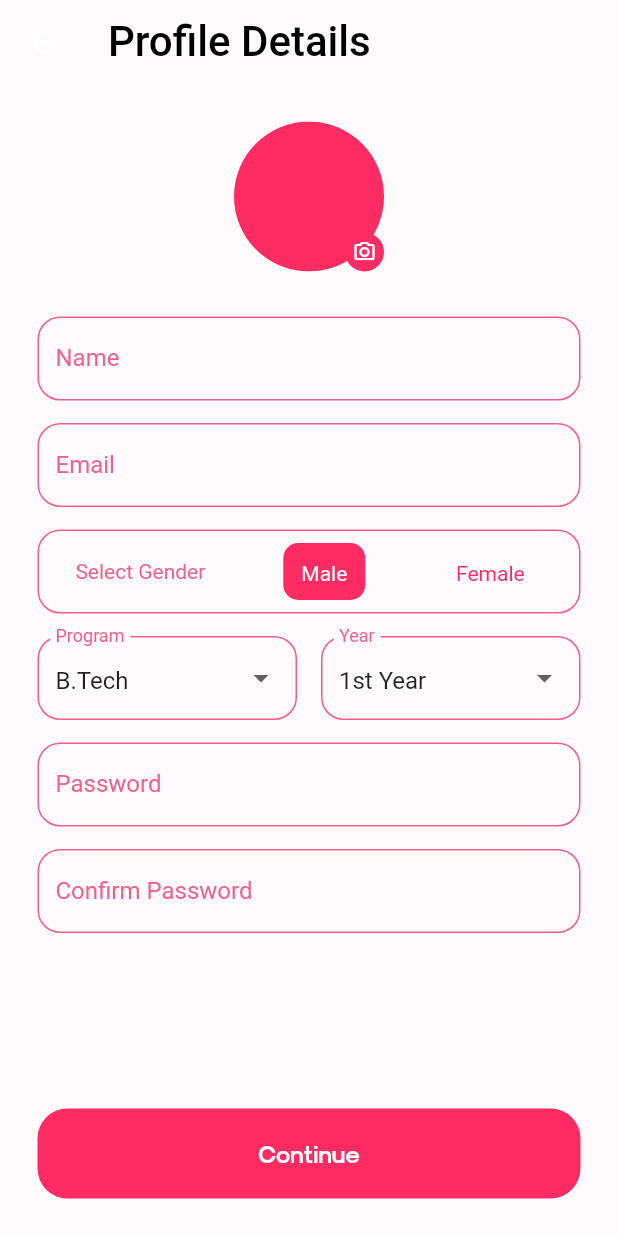
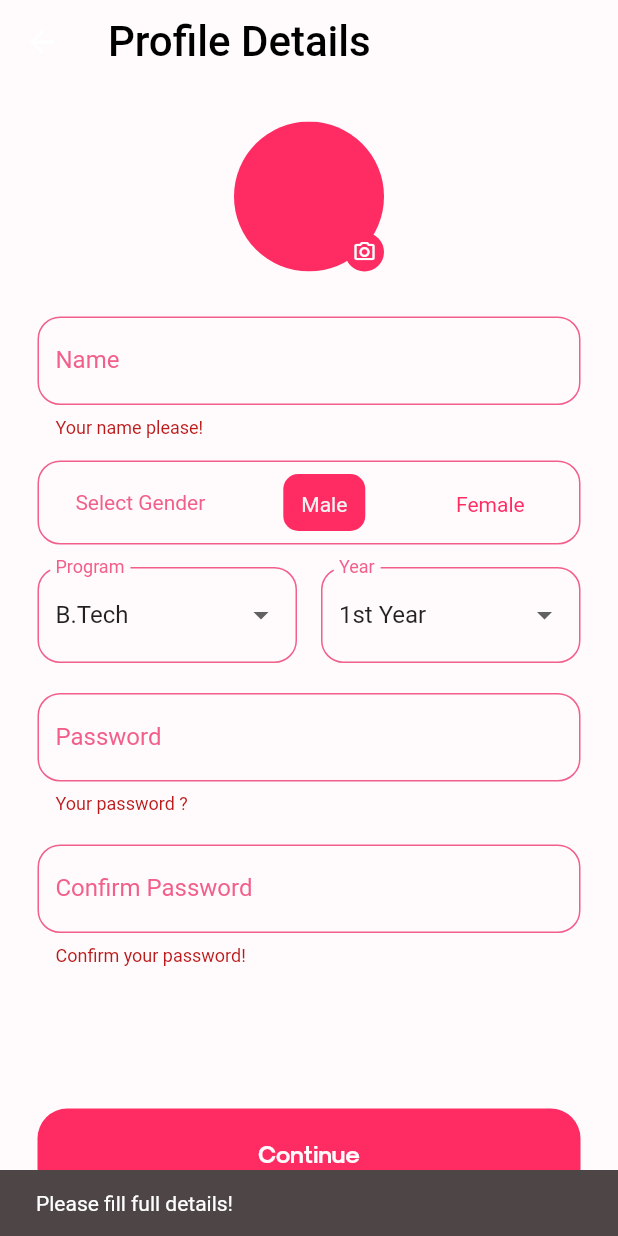
Before and after one commit to swciitg/college_cupid, a Flutter app: the ProfileDetails screen opened by its route, after a tap on "Continue", on a phone screen of 412 x 824 dp. Run offline on Flutter 3.47's test engine with Material 2 defaults, Android fonts, the phone set to English and light mode, and no system bars; our stand-ins replace dio, image_picker, shared_preferences, webview_flutter; missing offline and left inert: aes_crypt_null_safe, diffie_hellman, pointycastle; accounts and stored records are empty.

Commit message:
fix merge conflicts

```diff
--- a/lib/screens/about_you/about_you.dart
+++ b/lib/screens/about_you/about_you.dart
@@ -83,6 +83,8 @@ class _AboutYouScreenState extends State<AboutYouScreen> {
     );
   }
 
+  final _cupidFormkey = GlobalKey<FormState>();
+
   @override
   Widget build(BuildContext context) {
     return Scaffold(
@@ -100,7 +102,9 @@ class _AboutYouScreenState extends State<AboutYouScreen> {
         title: const Text("About You", style: CupidStyles.pageHeadingStyle),
         elevation: 0,
       ),
-      body: SingleChildScrollView(
+      body: Form(
+        key: _cupidFormkey,
+        child: SingleChildScrollView(
           child: Column(
             children: [
               Padding(
@@ -122,7 +126,7 @@ class _AboutYouScreenState extends State<AboutYouScreen> {
                       style: CupidStyles.lightTextStyle,
                     ),
                     const SizedBox(height: 20),
-                  TextField(
+                    TextFormField(
                       controller: bioController,
                       maxLines: 5,
                       style: CupidStyles.normalTextStyle,
@@ -141,7 +145,18 @@ class _AboutYouScreenState extends State<AboutYouScreen> {
                           borderSide:
                               const BorderSide(color: CupidColors.titleColor),
                         ),
+                        errorBorder: const OutlineInputBorder(
+                          borderSide: BorderSide(
+                              color: CupidColors.pinkColor, width: 1),
+                          borderRadius: BorderRadius.all(Radius.circular(15)),
                         ),
+                      ),
+                      validator: (value) {
+                        if (value == null || value.isEmpty) {
+                          return "Please enter your bio";
+                        }
+                        return null;
+                      },
                     ),
                     const SizedBox(height: 10),
                     Text(
@@ -163,25 +178,27 @@ class _AboutYouScreenState extends State<AboutYouScreen> {
             ],
           ),
         ),
+      ),
       bottomNavigationBar: Padding(
         padding:
             const EdgeInsets.symmetric(horizontal: 30).copyWith(bottom: 20),
         child: CupidButton(
           text: "Confirm",
           onTap: () async {
+            if (_cupidFormkey.currentState!.validate()) {
               widget.myInfo.bio = bioController.text;
               widget.myInfo.interests = selectedInterests.toList();
               NavigatorState nav = Navigator.of(context);
-            String profilePicUrl =
-                await APIService().postMyInfo(widget.image, widget.myInfo);
-            widget.myInfo.profilePicUrl = profilePicUrl;
+              // await APIService().signIn(widget.image, widget.myInfo);
 
               SharedPreferences user = await SharedPreferences.getInstance();
-            await user.setString('myInfo', jsonEncode(widget.myInfo.toJson()));
+              await user.setString(
+                  'myInfo', jsonEncode(widget.myInfo.toJson()));
               await LoginStore().updateUserData();
               await user.setBool('isProfileCompleted', true);
 
               nav.pushNamedAndRemoveUntil(SplashScreen.id, (route) => false);
+            }
           },
         ),
       ),
--- a/lib/screens/profile/profile_details.dart
+++ b/lib/screens/profile/profile_details.dart
@@ -2,6 +2,7 @@ import 'dart:io';
 import 'dart:typed_data';
 import 'package:college_cupid/functions/diffie_hellman.dart';
 import 'package:college_cupid/functions/encryption.dart';
+import 'package:college_cupid/functions/snackbar.dart';
 import 'package:college_cupid/models/personal_info.dart';
 import 'package:college_cupid/screens/about_you/about_you.dart';
 import 'package:college_cupid/shared/colors.dart';
@@ -33,6 +34,7 @@ class _ProfileDetailsState extends State<ProfileDetails> {
   // late TextEditingController program;
   // late TextEditingController year;
   TextEditingController pass = TextEditingController();
+  TextEditingController confirmPass = TextEditingController();
 
   List<String> year = [
     '1st Year',
@@ -68,6 +70,8 @@ class _ProfileDetailsState extends State<ProfileDetails> {
     gender.text = 'male';
   }
 
+  final _cupidProfileKey = GlobalKey<FormState>();
+
   @override
   Widget build(BuildContext context) {
     return Scaffold(
@@ -85,6 +89,8 @@ class _ProfileDetailsState extends State<ProfileDetails> {
       ),
       body: Padding(
         padding: const EdgeInsets.all(25.0),
+        child: Form(
+          key: _cupidProfileKey,
           child: Column(
             children: [
               Stack(children: [
@@ -126,44 +132,39 @@ class _ProfileDetailsState extends State<ProfileDetails> {
                         )))
               ]),
               const Padding(padding: EdgeInsets.only(top: 30)),
-            SizedBox(
-              height: 56,
-              child: TextField(
+              TextFormField(
                 focusNode: FocusNode(),
                 controller: name,
-                enabled: false,
                 decoration: const InputDecoration(
                   labelText: "Name",
                   floatingLabelAlignment: FloatingLabelAlignment.start,
                   labelStyle: TextStyle(color: CupidColors.pinkColor),
-                    disabledBorder: OutlineInputBorder(
+                  focusedBorder: OutlineInputBorder(
                     borderSide:
                         BorderSide(color: CupidColors.pinkColor, width: 1),
                     borderRadius: BorderRadius.all(
                       Radius.circular(15),
                     ),
-                    )),
                   ),
-            ),
-            const Padding(padding: EdgeInsets.only(top: 15)),
-            SizedBox(
-              height: 56,
-              child: TextField(
-                focusNode: FocusNode(),
-                controller: emailController,
-                enabled: false,
-                decoration: const InputDecoration(
-                    labelText: 'Email',
-                    floatingLabelAlignment: FloatingLabelAlignment.start,
-                    labelStyle: TextStyle(color: CupidColors.pinkColor),
-                    disabledBorder: OutlineInputBorder(
+                  enabledBorder: OutlineInputBorder(
                     borderSide:
                         BorderSide(color: CupidColors.pinkColor, width: 1),
                     borderRadius: BorderRadius.all(
                       Radius.circular(15),
                     ),
-                    )),
                   ),
+                  errorBorder: OutlineInputBorder(
+                    borderSide:
+                        BorderSide(color: CupidColors.pinkColor, width: 1),
+                    borderRadius: BorderRadius.all(Radius.circular(15)),
+                  ),
+                ),
+                validator: (value) {
+                  if (value == null || value.isEmpty) {
+                    return "Your name please!";
+                  }
+                  return null;
+                },
               ),
               const Padding(padding: EdgeInsets.only(top: 15)),
               Container(
@@ -237,9 +238,7 @@ class _ProfileDetailsState extends State<ProfileDetails> {
                     ]),
               ),
               const Padding(padding: EdgeInsets.only(top: 15)),
-            SizedBox(
-              height: 56,
-              child: Row(
+              Row(
                 mainAxisAlignment: MainAxisAlignment.spaceAround,
                 children: [
                   Expanded(
@@ -273,8 +272,8 @@ class _ProfileDetailsState extends State<ProfileDetails> {
                           )),
                     ),
                   ),
-                  const SizedBox(width: 16),
-                  // Add some spacing between dropdowns
+                  const SizedBox(
+                      width: 16), // Add some spacing between dropdowns
                   Expanded(
                     child: DropdownButtonFormField<String>(
                       value: selectedValue2,
@@ -303,18 +302,17 @@ class _ProfileDetailsState extends State<ProfileDetails> {
                           borderSide:
                               const BorderSide(color: CupidColors.pinkColor),
                           borderRadius: BorderRadius.circular(15),
-                          )),
+                        ),
+                      ),
                     ),
                   ),
                 ],
               ),
-            ),
-            const Padding(padding: EdgeInsets.only(top: 15)),
-            SizedBox(
-              height: 56,
-              child: TextField(
+              const Padding(padding: EdgeInsets.only(top: 20)),
+              TextFormField(
                 focusNode: FocusNode(),
                 controller: pass,
+                obscureText: true,
                 decoration: const InputDecoration(
                   label: Text(
                     "Password",
@@ -336,14 +334,24 @@ class _ProfileDetailsState extends State<ProfileDetails> {
                       Radius.circular(15),
                     ),
                   ),
+                  errorBorder: OutlineInputBorder(
+                    borderSide:
+                        BorderSide(color: CupidColors.pinkColor, width: 1),
+                    borderRadius: BorderRadius.all(Radius.circular(15)),
                   ),
                 ),
+                validator: (value) {
+                  if (value == null || value.isEmpty) {
+                    return "Your password ?";
+                  }
+                  return null;
+                },
               ),
-            const Padding(padding: EdgeInsets.only(top: 15)),
-            SizedBox(
-              height: 56,
-              child: TextField(
+              const Padding(padding: EdgeInsets.only(top: 20)),
+              TextFormField(
                   focusNode: FocusNode(),
+                  controller: confirmPass,
+                  obscureText: true,
                   decoration: const InputDecoration(
                       labelText: "Confirm Password",
                       floatingLabelAlignment: FloatingLabelAlignment.start,
@@ -358,17 +366,25 @@ class _ProfileDetailsState extends State<ProfileDetails> {
                       enabledBorder: OutlineInputBorder(
                         borderSide:
                             BorderSide(color: CupidColors.pinkColor, width: 1),
-                    borderRadius: BorderRadius.all(
-                      Radius.circular(15),
+                        borderRadius: BorderRadius.all(Radius.circular(15)),
                       ),
-                  ),
-                ),
-              ),
-            ),
+                      errorBorder: OutlineInputBorder(
+                        borderSide:
+                            BorderSide(color: CupidColors.pinkColor, width: 1),
+                        borderRadius: BorderRadius.all(Radius.circular(15)),
+                      )),
+                  validator: (value) {
+                    if (value == null || value.isEmpty) {
+                      return "Confirm your password!";
+                    }
+                    return null;
+                  }),
               const Expanded(child: SizedBox()),
               CupidButton(
                   text: 'Continue',
                   onTap: () {
+                    if (_cupidProfileKey.currentState!.validate() &&
+                        _validatePasswords()) {
                       DiffieHellman df = DiffieHellman();
                       String publicKey = df.publicKey.toString();
                       String privateKey = df.privateKey.toString();
@@ -393,7 +409,8 @@ class _ProfileDetailsState extends State<ProfileDetails> {
                         interests: [],
                         crushes: [],
                         encryptedCrushes: [],
-                      matches: []);
+                        matches: [],
+                      );
 
                       print(myInfo.toJson().toString());
                       Navigator.push(
@@ -403,10 +420,22 @@ class _ProfileDetailsState extends State<ProfileDetails> {
                                     image: image,
                                     myInfo: myInfo,
                                   )));
+                    } else if (!_validatePasswords()) {
+                      showSnackBar("Passwords do not match!");
+                      pass.clear();
+                      confirmPass.clear();
+                    } else {
+                      showSnackBar("Please fill full details!");
+                    }
                   }),
             ],
           ),
         ),
+      ),
     );
   }
+
+  bool _validatePasswords() {
+    return confirmPass.text == pass.text;
   }
+}
```
Also changed, not shown: pubspec.lock. Lines whose indentation alone changed are shown as unchanged.
